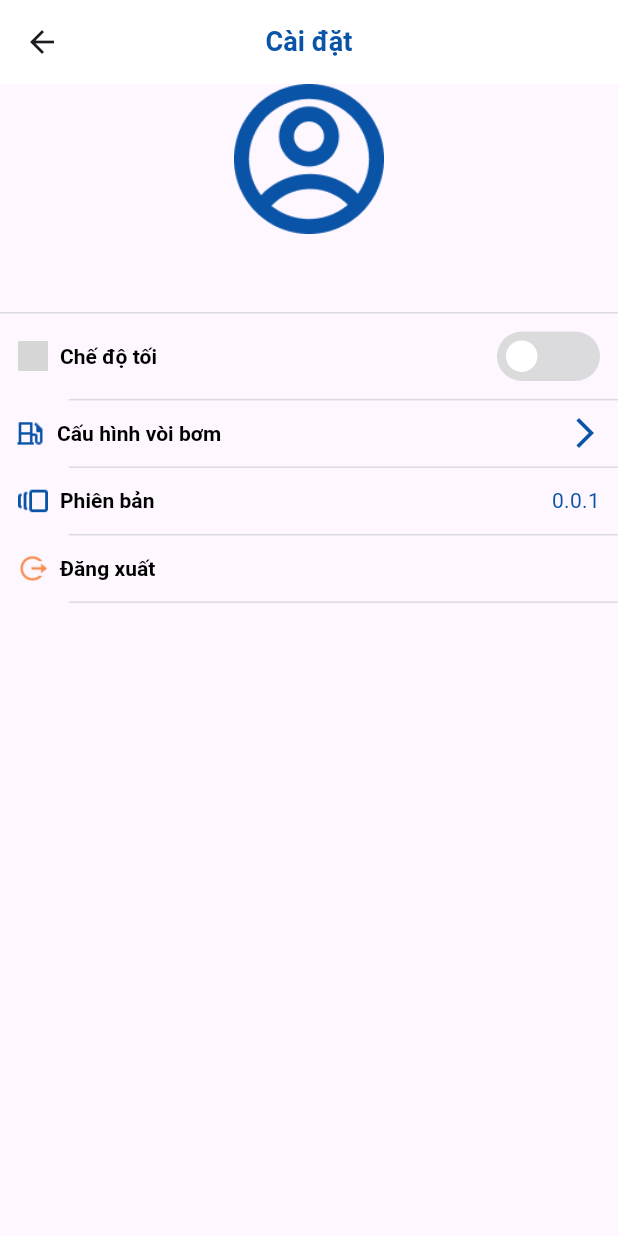
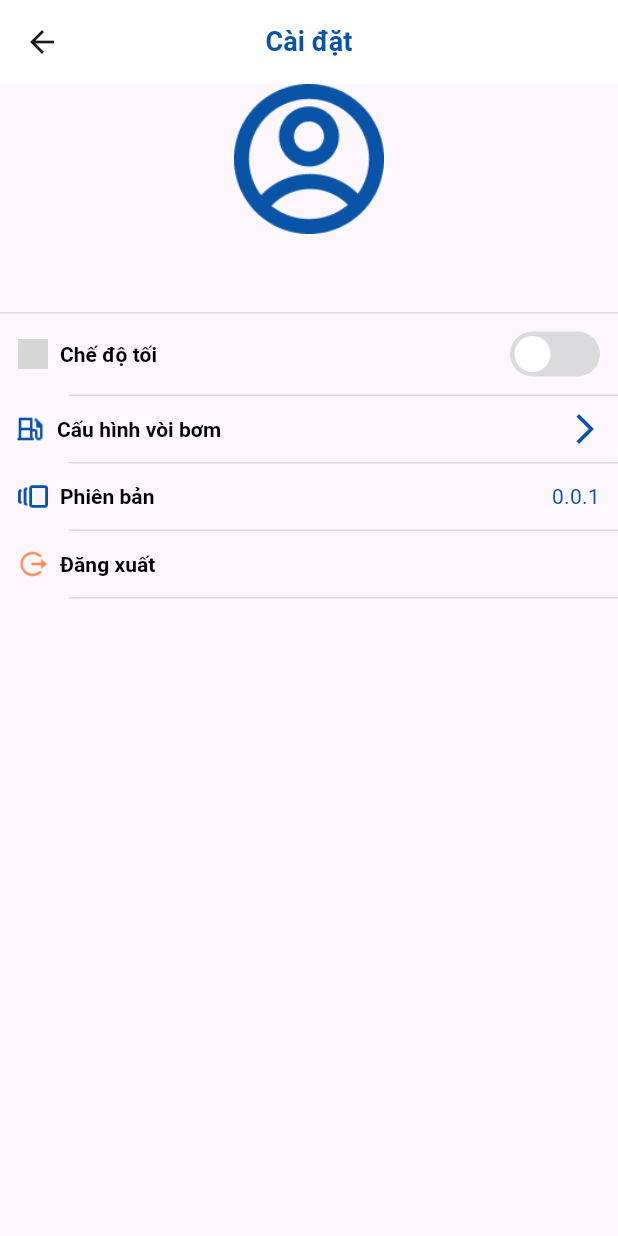
Before and after one commit to tunght01/egasstation, a Flutter app: the SettingPage screen opened directly, on a phone screen of 412 x 824 dp. Run offline on Flutter 3.47's test engine with Material 3 defaults, Android fonts, the phone set to English and light mode, and no system bars; our stand-ins replace bloc, connectivity_plus, dio, flutter_bloc, flutter_secure_storage, flutter_svg and 7 more; missing offline and left inert: encrypt; accounts and stored records are empty; network calls fail; Roboto replaces fonts that are missing (BeVietNamPro); project files that could hold a hidden picture were left out; grey boxes are pictures that could not be loaded.

Commit message:
update ui

```diff
--- a/lib/presentation/home/home_page.dart
+++ b/lib/presentation/home/home_page.dart
@@ -228,7 +228,7 @@ class HomePageState extends State<HomePage> with SingleTickerProviderStateMixin
                       openBottomSheet(context);
                     },
                   ),
-                  Divider(height: 8),
+                  SizedBox(height: 8),
                   InforWidget(
                       content1: '21:26:25',
                       content2: '8.08',
@@ -237,7 +237,7 @@ class HomePageState extends State<HomePage> with SingleTickerProviderStateMixin
                       onTap: () {
                         openBottomSheet(context);
                       }),
-                  Divider(height: 8),
+                  SizedBox(height: 8),
                   InforWidget(
                     content1: '22:26:25',
                     content2: '8.08',
@@ -247,7 +247,7 @@ class HomePageState extends State<HomePage> with SingleTickerProviderStateMixin
                       openBottomSheet(context);
                     },
                   ),
-                  Divider(height: 8),
+                  SizedBox(height: 8),
                   InforWidget(
                       content1: '23:26:25',
                       content2: '8.08',
@@ -256,7 +256,7 @@ class HomePageState extends State<HomePage> with SingleTickerProviderStateMixin
                       onTap: () {
                         openBottomSheet(context);
                       }),
-                  Divider(height: 8),
+                  SizedBox(height: 8),
                   InforWidget(
                       content1: '19:26:25',
                       content2: '8.08',
@@ -265,7 +265,7 @@ class HomePageState extends State<HomePage> with SingleTickerProviderStateMixin
                       onTap: () {
                         openBottomSheet(context);
                       }),
-                  Divider(height: 8),
+                  SizedBox(height: 8),
                   InforWidget(
                       content1: '20:26:25',
                       content2: '8.08',
--- a/lib/presentation/setting/setting_page.dart
+++ b/lib/presentation/setting/setting_page.dart
@@ -137,10 +137,15 @@ class _SettingPageState extends State<SettingPage> {
   }
 
   Widget _buildToggleSwitch() {
+    // Đặt kích thước cố định cho nút chuyển đổi
+    const double toggleWidth = 60.0; // Chiều rộng cố định
+    const double toggleHeight = 30.0; // Chiều cao cố định
+    const double circleSize = 24.0; // Kích thước của hình tròn bên trong
+
     return AnimatedContainer(
       duration: const Duration(milliseconds: 360),
-      width: s.width / 6,
-      height: s.width * 0.08,
+      width: toggleWidth,
+      height: toggleHeight,
       decoration: BoxDecoration(
         color: isOn == 0 ? AppColors.current.lightGrey : Colors.orange,
         borderRadius: BorderRadius.circular(40),
@@ -150,12 +155,12 @@ class _SettingPageState extends State<SettingPage> {
           AnimatedPositioned(
             duration: const Duration(milliseconds: 360),
             top: 0,
-            left: (s.width * 0.08) * isOn,
+            left: isOn == 0 ? 0 : toggleWidth - toggleHeight,
             child: Padding(
-              padding: const EdgeInsets.all(6.0),
+              padding: const EdgeInsets.all(3.0),
               child: Container(
-                width: s.width * 0.08 - 12,
-                height: s.width * 0.08 - 12,
+                width: circleSize,
+                height: circleSize,
                 decoration: const BoxDecoration(
                   color: Colors.white,
                   shape: BoxShape.circle,
@@ -163,20 +168,21 @@ class _SettingPageState extends State<SettingPage> {
               ),
             ),
           ),
-          AnimatedPositioned(
-            duration: const Duration(milliseconds: 360),
-            top: isOn == 0 ? (s.width * 0.08 - 6) / 2 : 6,
-            left: (s.width * 0.08 - 6) * isOn,
-            child: AnimatedContainer(
-              duration: const Duration(milliseconds: 360),
-              width: 6 + (s.width * 0.08 - 18) * isOn,
-              height: 6 + (s.width * 0.08 - 18) * isOn,
-              decoration: BoxDecoration(
-                color: isOn == 0 ? AppColors.current.lightGrey : Colors.orange,
-                shape: BoxShape.circle,
-              ),
-            ),
-          ),
+          // AnimatedPositioned cho dấu hiệu nhỏ
+          // AnimatedPositioned(
+          //   duration: const Duration(milliseconds: 360),
+          //   top: isOn == 0 ? (toggleHeight - 12) / 2 : 6,
+          //   left: isOn == 0 ? 6 : toggleWidth - toggleHeight,
+          //   child: AnimatedContainer(
+          //     duration: const Duration(milliseconds: 360),
+          //     width: isOn == 0 ? 6 : toggleHeight - 18,
+          //     height: isOn == 0 ? 6 : toggleHeight - 18,
+          //     decoration: BoxDecoration(
+          //       color: isOn == 0 ? AppColors.current.lightGrey : Colors.orange,
+          //       shape: BoxShape.circle,
+          //     ),
+          //   ),
+          // ),
         ],
       ),
     );
```
